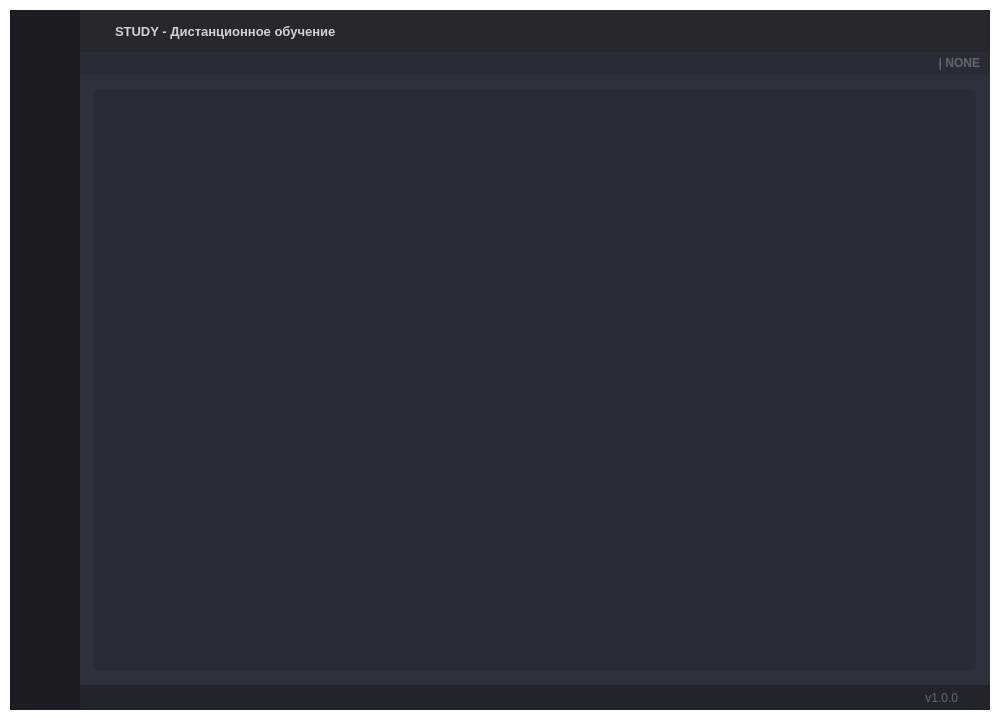
First picture: the form in ui_main.ui, repository artemasd/STUDY, before the edit.
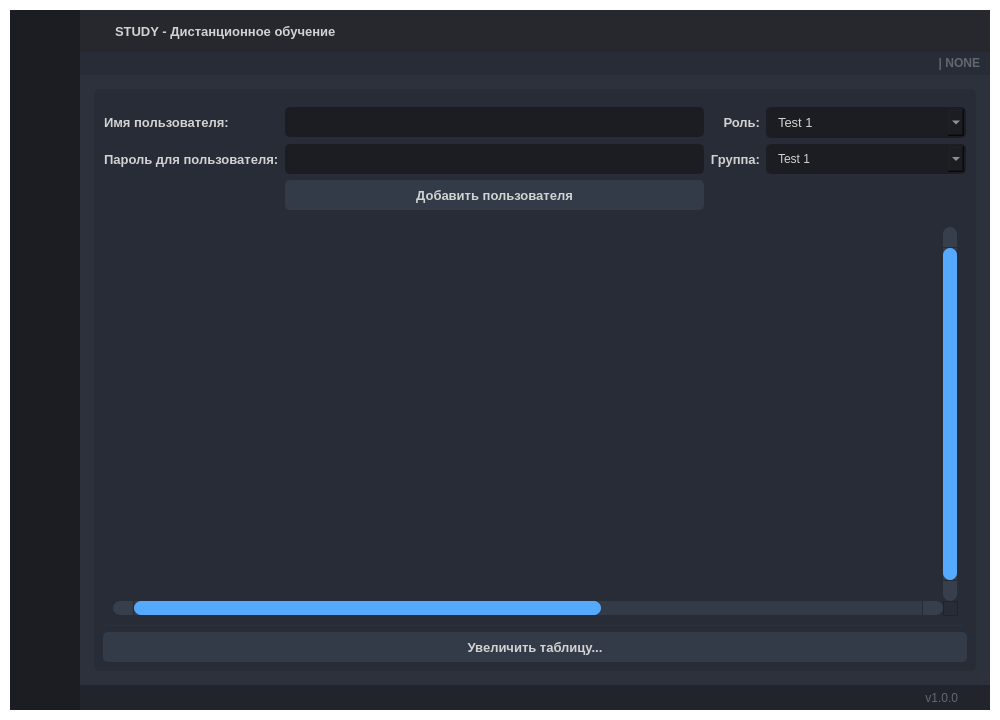
Second picture: the form after the edit. Icons and pictures are not drawn.

Diff of the .ui file:
```diff
--- a/ui_main.ui
+++ b/ui_main.ui
@@ -1611,23 +1611,746 @@
                       </property>
                       <layout class="QVBoxLayout" name="verticalLayout_13">
                        <item>
-                        <layout class="QGridLayout" name="gridLayout_5">
-                         <property name="leftMargin">
-                          <number>150</number>
+                        <widget class="QFrame" name="grid_5">
+                         <layout class="QGridLayout" name="gridLayout_5">
+                          <property name="leftMargin">
+                           <number>1</number>
+                          </property>
+                          <property name="rightMargin">
+                           <number>1</number>
+                          </property>
+                          <property name="bottomMargin">
+                           <number>1</number>
+                          </property>
+                          <property name="spacing">
+                           <number>6</number>
+                          </property>
+                          <item row="2" column="2">
+                           <widget class="QLineEdit" name="edit_users_name">
+                            <property name="minimumSize">
+                             <size>
+                              <width>0</width>
+                              <height>30</height>
+                             </size>
+                            </property>
+                            <property name="sizeIncrement">
+                             <size>
+                              <width>0</width>
+                              <height>0</height>
+                             </size>
+                            </property>
+                            <property name="baseSize">
+                             <size>
+                              <width>0</width>
+                              <height>0</height>
+                             </size>
+                            </property>
+                            <property name="font">
+                             <font>
+                              <family>Segoe UI</family>
+                              <pointsize>10</pointsize>
+                             </font>
+                            </property>
+                            <property name="styleSheet">
+                             <string notr="true">QLineEdit {
+	background-color: rgb(27, 29, 35);
+	border-radius: 5px;
+	border: 2px solid rgb(27, 29, 35);
+	padding-left: 10px;
+}
+QLineEdit:hover {
+	border: 2px solid rgb(64, 71, 88);
+}
+QLineEdit:focus {
+	border: 2px solid rgb(91, 101, 124);
+}</string>
+                            </property>
+                            <property name="readOnly">
+                             <bool>false</bool>
+                            </property>
+                            <property name="placeholderText">
+                             <string/>
+                            </property>
+                           </widget>
+                          </item>
+                          <item row="2" column="1">
+                           <widget class="QLabel" name="label_users_name">
+                            <property name="font">
+                             <font>
+                              <family>Segoe UI</family>
+                              <pointsize>10</pointsize>
+                              <weight>75</weight>
+                              <bold>true</bold>
+                             </font>
+                            </property>
+                            <property name="styleSheet">
+                             <string notr="true">background: transparent;
+</string>
+                            </property>
+                            <property name="text">
+                             <string>Имя пользователя:</string>
+                            </property>
+                            <property name="alignment">
+                             <set>Qt::AlignLeading|Qt::AlignLeft|Qt::AlignVCenter</set>
+                            </property>
+                           </widget>
+                          </item>
+                          <item row="5" column="3">
+                           <widget class="QLabel" name="label_users_group">
+                            <property name="font">
+                             <font>
+                              <family>Segoe UI</family>
+                              <pointsize>10</pointsize>
+                              <weight>75</weight>
+                              <bold>true</bold>
+                             </font>
+                            </property>
+                            <property name="styleSheet">
+                             <string notr="true"/>
+                            </property>
+                            <property name="text">
+                             <string>Группа:</string>
+                            </property>
+                            <property name="alignment">
+                             <set>Qt::AlignRight|Qt::AlignTrailing|Qt::AlignVCenter</set>
+                            </property>
+                           </widget>
+                          </item>
+                          <item row="2" column="3">
+                           <widget class="QLabel" name="label_users_role">
+                            <property name="font">
+                             <font>
+                              <family>Segoe UI</family>
+                              <pointsize>10</pointsize>
+                              <weight>75</weight>
+                              <bold>true</bold>
+                             </font>
+                            </property>
+                            <property name="styleSheet">
+                             <string notr="true"/>
+                            </property>
+                            <property name="text">
+                             <string>Роль:</string>
+                            </property>
+                            <property name="alignment">
+                             <set>Qt::AlignRight|Qt::AlignTrailing|Qt::AlignVCenter</set>
+                            </property>
+                           </widget>
+                          </item>
+                          <item row="5" column="1">
+                           <widget class="QLabel" name="label_users_pass">
+                            <property name="font">
+                             <font>
+                              <family>Segoe UI</family>
+                              <pointsize>10</pointsize>
+                              <weight>75</weight>
+                              <bold>true</bold>
+                             </font>
+                            </property>
+                            <property name="styleSheet">
+                             <string notr="true">background: transparent;
+</string>
+                            </property>
+                            <property name="text">
+                             <string>Пароль для пользователя:</string>
+                            </property>
+                            <property name="alignment">
+                             <set>Qt::AlignLeading|Qt::AlignLeft|Qt::AlignVCenter</set>
+                            </property>
+                           </widget>
+                          </item>
+                          <item row="5" column="4">
+                           <widget class="QComboBox" name="combo_users_group">
+                            <property name="font">
+                             <font>
+                              <family>Segoe UI</family>
+                              <pointsize>9</pointsize>
+                             </font>
+                            </property>
+                            <property name="autoFillBackground">
+                             <bool>false</bool>
+                            </property>
+                            <property name="styleSheet">
+                             <string notr="true">QComboBox{
+	background-color: rgb(27, 29, 35);
+	border-radius: 5px;
+	border: 2px solid rgb(27, 29, 35);
+	padding: 5px;
+	padding-left: 10px;
+}
+QComboBox:hover{
+	border: 2px solid rgb(64, 71, 88);
+}
+QComboBox QAbstractItemView {
+	color: rgb(85, 170, 255);	
+	background-color: rgb(27, 29, 35);
+	padding: 10px;
+	selection-background-color: rgb(39, 44, 54);
+}</string>
+                            </property>
+                            <property name="iconSize">
+                             <size>
+                              <width>16</width>
+                              <height>16</height>
+                             </size>
+                            </property>
+                            <property name="frame">
+                             <bool>true</bool>
+                            </property>
+                            <item>
+                             <property name="text">
+                              <string>Test 1</string>
+                             </property>
+                            </item>
+                            <item>
+                             <property name="text">
+                              <string>Test 2</string>
+                             </property>
+                            </item>
+                            <item>
+                             <property name="text">
+                              <string>Test 3</string>
+                             </property>
+                            </item>
+                           </widget>
+                          </item>
+                          <item row="2" column="4">
+                           <widget class="QComboBox" name="combo_users_role">
+                            <property name="minimumSize">
+                             <size>
+                              <width>200</width>
+                              <height>0</height>
+                             </size>
+                            </property>
+                            <property name="font">
+                             <font>
+                              <family>Segoe UI</family>
+                              <pointsize>10</pointsize>
+                             </font>
+                            </property>
+                            <property name="autoFillBackground">
+                             <bool>false</bool>
+                            </property>
+                            <property name="styleSheet">
+                             <string notr="true">QComboBox{
+	background-color: rgb(27, 29, 35);
+	border-radius: 5px;
+	border: 2px solid rgb(27, 29, 35);
+	padding: 5px;
+	padding-left: 10px;
+}
+QComboBox:hover{
+	border: 2px solid rgb(64, 71, 88);
+}
+QComboBox QAbstractItemView {
+	color: rgb(85, 170, 255);	
+	background-color: rgb(27, 29, 35);
+	padding: 10px;
+	selection-background-color: rgb(39, 44, 54);
+}</string>
+                            </property>
+                            <property name="iconSize">
+                             <size>
+                              <width>16</width>
+                              <height>16</height>
+                             </size>
+                            </property>
+                            <property name="frame">
+                             <bool>true</bool>
+                            </property>
+                            <item>
+                             <property name="text">
+                              <string>Test 1</string>
+                             </property>
+                            </item>
+                            <item>
+                             <property name="text">
+                              <string>Test 2</string>
+                             </property>
+                            </item>
+                            <item>
+                             <property name="text">
+                              <string>Test 3</string>
+                             </property>
+                            </item>
+                           </widget>
+                          </item>
+                          <item row="5" column="2">
+                           <widget class="QLineEdit" name="edit_users_pass">
+                            <property name="minimumSize">
+                             <size>
+                              <width>0</width>
+                              <height>30</height>
+                             </size>
+                            </property>
+                            <property name="styleSheet">
+                             <string notr="true">QLineEdit {
+	background-color: rgb(27, 29, 35);
+	border-radius: 5px;
+	border: 2px solid rgb(27, 29, 35);
+	padding-left: 10px;
+}
+QLineEdit:hover {
+	border: 2px solid rgb(64, 71, 88);
+}
+QLineEdit:focus {
+	border: 2px solid rgb(91, 101, 124);
+}</string>
+                            </property>
+                            <property name="echoMode">
+                             <enum>QLineEdit::Normal</enum>
+                            </property>
+                            <property name="placeholderText">
+                             <string/>
+                            </property>
+                           </widget>
+                          </item>
+                          <item row="6" column="2">
+                           <widget class="QPushButton" name="btn_users_addUser">
+                            <property name="minimumSize">
+                             <size>
+                              <width>150</width>
+                              <height>30</height>
+                             </size>
+                            </property>
+                            <property name="font">
+                             <font>
+                              <family>Segoe UI</family>
+                              <pointsize>10</pointsize>
+                              <weight>75</weight>
+                              <bold>true</bold>
+                             </font>
+                            </property>
+                            <property name="styleSheet">
+                             <string notr="true">QPushButton {
+	border: 2px solid rgb(52, 59, 72);
+	border-radius: 5px;	
+	background-color: rgb(52, 59, 72);
+}
+QPushButton:hover {
+	background-color: rgb(57, 65, 80);
+	border: 2px solid rgb(61, 70, 86);
+}
+QPushButton:pressed {	
+	background-color: rgb(35, 40, 49);
+	border: 2px solid rgb(43, 50, 61);
+}</string>
+                            </property>
+                            <property name="text">
+                             <string>Добавить пользователя</string>
+                            </property>
+                           </widget>
+                          </item>
+                         </layout>
+                        </widget>
+                       </item>
+                       <item>
+                        <widget class="QTableWidget" name="tableWidget">
+                         <property name="sizePolicy">
+                          <sizepolicy hsizetype="Expanding" vsizetype="Expanding">
+                           <horstretch>0</horstretch>
+                           <verstretch>0</verstretch>
+                          </sizepolicy>
                          </property>
-                         <property name="rightMargin">
-                          <number>150</number>
+                         <property name="palette">
+                          <palette>
+                           <active>
+                            <colorrole role="WindowText">
+                             <brush brushstyle="SolidPattern">
+                              <color alpha="255">
+                               <red>210</red>
+                               <green>210</green>
+                               <blue>210</blue>
+                              </color>
+                             </brush>
+                            </colorrole>
+                            <colorrole role="Button">
+                             <brush brushstyle="SolidPattern">
+                              <color alpha="255">
+                               <red>39</red>
+                               <green>44</green>
+                               <blue>54</blue>
+                              </color>
+                             </brush>
+                            </colorrole>
+                            <colorrole role="Text">
+                             <brush brushstyle="SolidPattern">
+                              <color alpha="255">
+                               <red>210</red>
+                               <green>210</green>
+                               <blue>210</blue>
+                              </color>
+                             </brush>
+                            </colorrole>
+                            <colorrole role="ButtonText">
+                             <brush brushstyle="SolidPattern">
+                              <color alpha="255">
+                               <red>210</red>
+                               <green>210</green>
+                               <blue>210</blue>
+                              </color>
+                             </brush>
+                            </colorrole>
+                            <colorrole role="Base">
+                             <brush brushstyle="SolidPattern">
+                              <color alpha="255">
+                               <red>39</red>
+                               <green>44</green>
+                               <blue>54</blue>
+                              </color>
+                             </brush>
+                            </colorrole>
+                            <colorrole role="Window">
+                             <brush brushstyle="SolidPattern">
+                              <color alpha="255">
+                               <red>39</red>
+                               <green>44</green>
+                               <blue>54</blue>
+                              </color>
+                             </brush>
+                            </colorrole>
+                            <colorrole role="PlaceholderText">
+                             <brush brushstyle="NoBrush">
+                              <color alpha="128">
+                               <red>210</red>
+                               <green>210</green>
+                               <blue>210</blue>
+                              </color>
+                             </brush>
+                            </colorrole>
+                           </active>
+                           <inactive>
+                            <colorrole role="WindowText">
+                             <brush brushstyle="SolidPattern">
+                              <color alpha="255">
+                               <red>210</red>
+                               <green>210</green>
+                               <blue>210</blue>
+                              </color>
+                             </brush>
+                            </colorrole>
+                            <colorrole role="Button">
+                             <brush brushstyle="SolidPattern">
+                              <color alpha="255">
+                               <red>39</red>
+                               <green>44</green>
+                               <blue>54</blue>
+                              </color>
+                             </brush>
+                            </colorrole>
+                            <colorrole role="Text">
+                             <brush brushstyle="SolidPattern">
+                              <color alpha="255">
+                               <red>210</red>
+                               <green>210</green>
+                               <blue>210</blue>
+                              </color>
+                             </brush>
+                            </colorrole>
+                            <colorrole role="ButtonText">
+                             <brush brushstyle="SolidPattern">
+                              <color alpha="255">
+                               <red>210</red>
+                               <green>210</green>
+                               <blue>210</blue>
+                              </color>
+                             </brush>
+                            </colorrole>
+                            <colorrole role="Base">
+                             <brush brushstyle="SolidPattern">
+                              <color alpha="255">
+                               <red>39</red>
+                               <green>44</green>
+                               <blue>54</blue>
+                              </color>
+                             </brush>
+                            </colorrole>
+                            <colorrole role="Window">
+                             <brush brushstyle="SolidPattern">
+                              <color alpha="255">
+                               <red>39</red>
+                               <green>44</green>
+                               <blue>54</blue>
+                              </color>
+                             </brush>
+                            </colorrole>
+                            <colorrole role="PlaceholderText">
+                             <brush brushstyle="NoBrush">
+                              <color alpha="128">
+                               <red>210</red>
+                               <green>210</green>
+                               <blue>210</blue>
+                              </color>
+                             </brush>
+                            </colorrole>
+                           </inactive>
+                           <disabled>
+                            <colorrole role="WindowText">
+                             <brush brushstyle="SolidPattern">
+                              <color alpha="255">
+                               <red>210</red>
+                               <green>210</green>
+                               <blue>210</blue>
+                              </color>
+                             </brush>
+                            </colorrole>
+                            <colorrole role="Button">
+                             <brush brushstyle="SolidPattern">
+                              <color alpha="255">
+                               <red>39</red>
+                               <green>44</green>
+                               <blue>54</blue>
+                              </color>
+                             </brush>
+                            </colorrole>
+                            <colorrole role="Text">
+                             <brush brushstyle="SolidPattern">
+                              <color alpha="255">
+                               <red>210</red>
+                               <green>210</green>
+                               <blue>210</blue>
+                              </color>
+                             </brush>
+                            </colorrole>
+                            <colorrole role="ButtonText">
+                             <brush brushstyle="SolidPattern">
+                              <color alpha="255">
+                               <red>210</red>
+                               <green>210</green>
+                               <blue>210</blue>
+                              </color>
+                             </brush>
+                            </colorrole>
+                            <colorrole role="Base">
+                             <brush brushstyle="SolidPattern">
+                              <color alpha="255">
+                               <red>39</red>
+                               <green>44</green>
+                               <blue>54</blue>
+                              </color>
+                             </brush>
+                            </colorrole>
+                            <colorrole role="Window">
+                             <brush brushstyle="SolidPattern">
+                              <color alpha="255">
+                               <red>39</red>
+                               <green>44</green>
+                               <blue>54</blue>
+                              </color>
+                             </brush>
+                            </colorrole>
+                            <colorrole role="PlaceholderText">
+                             <brush brushstyle="NoBrush">
+                              <color alpha="128">
+                               <red>210</red>
+                               <green>210</green>
+                               <blue>210</blue>
+                              </color>
+                             </brush>
+                            </colorrole>
+                           </disabled>
+                          </palette>
                          </property>
-                         <property name="bottomMargin">
-                          <number>250</number>
+                         <property name="focusPolicy">
+                          <enum>Qt::NoFocus</enum>
                          </property>
-                         <property name="horizontalSpacing">
-                          <number>6</number>
+                         <property name="styleSheet">
+                          <string notr="true">QTableWidget {	
+	background-color: rgb(39, 44, 54);
+	padding: 10px;
+	border-radius: 5px;
+	gridline-color: rgb(44, 49, 60);
+	border-bottom: 1px solid rgb(44, 49, 60);
+}
+QTableWidget::item{
+	border-color: rgb(44, 49, 60);
+	padding-left: 5px;
+	padding-right: 5px;
+	gridline-color: rgb(44, 49, 60);
+}
+QTableWidget::item:selected{
+	background-color: rgb(85, 170, 255);
+}
+QScrollBar:horizontal {
+    border: none;
+    background: rgb(52, 59, 72);
+    height: 14px;
+    margin: 0px 21px 0 21px;
+	border-radius: 0px;
+}
+ QScrollBar:vertical {
+	border: none;
+    background: rgb(52, 59, 72);
+    width: 14px;
+    margin: 21px 0 21px 0;
+	border-radius: 0px;
+ }
+QHeaderView::section{
+	Background-color: rgb(39, 44, 54);
+	max-width: 30px;
+	border: 1px solid rgb(44, 49, 60);
+	border-style: none;
+    border-bottom: 1px solid rgb(44, 49, 60);
+    border-right: 1px solid rgb(44, 49, 60);
+}
+QTableWidget::horizontalHeader {	
+	background-color: rgb(81, 255, 0);
+}
+QHeaderView::section:horizontal
+{
+    border: 1px solid rgb(32, 34, 42);
+	background-color: rgb(27, 29, 35);
+	padding: 3px;
+	border-top-left-radius: 7px;
+    border-top-right-radius: 7px;
+}
+QHeaderView::section:vertical
+{
+    border: 1px solid rgb(44, 49, 60);
+}
+</string>
                          </property>
-                         <property name="verticalSpacing">
-                          <number>20</number>
+                         <property name="frameShape">
+                          <enum>QFrame::NoFrame</enum>
                          </property>
-                        </layout>
+                         <property name="verticalScrollBarPolicy">
+                          <enum>Qt::ScrollBarAlwaysOn</enum>
+                         </property>
+                         <property name="sizeAdjustPolicy">
+                          <enum>QAbstractScrollArea::AdjustToContents</enum>
+                         </property>
+                         <property name="editTriggers">
+                          <set>QAbstractItemView::NoEditTriggers</set>
+                         </property>
+                         <property name="alternatingRowColors">
+                          <bool>false</bool>
+                         </property>
+                         <property name="selectionMode">
+                          <enum>QAbstractItemView::NoSelection</enum>
+                         </property>
+                         <property name="selectionBehavior">
+                          <enum>QAbstractItemView::SelectItems</enum>
+                         </property>
+                         <property name="verticalScrollMode">
+                          <enum>QAbstractItemView::ScrollPerPixel</enum>
+                         </property>
+                         <property name="horizontalScrollMode">
+                          <enum>QAbstractItemView::ScrollPerPixel</enum>
+                         </property>
+                         <property name="showGrid">
+                          <bool>true</bool>
+                         </property>
+                         <property name="gridStyle">
+                          <enum>Qt::SolidLine</enum>
+                         </property>
+                         <property name="sortingEnabled">
+                          <bool>true</bool>
+                         </property>
+                         <property name="rowCount">
+                          <number>0</number>
+                         </property>
+                         <property name="columnCount">
+                          <number>7</number>
+                         </property>
+                         <attribute name="horizontalHeaderVisible">
+                          <bool>false</bool>
+                         </attribute>
+                         <attribute name="horizontalHeaderCascadingSectionResizes">
+                          <bool>false</bool>
+                         </attribute>
+                         <attribute name="horizontalHeaderDefaultSectionSize">
+                          <number>200</number>
+                         </attribute>
+                         <attribute name="horizontalHeaderHighlightSections">
+                          <bool>false</bool>
+                         </attribute>
+                         <attribute name="horizontalHeaderStretchLastSection">
+                          <bool>false</bool>
+                         </attribute>
+                         <attribute name="verticalHeaderVisible">
+                          <bool>false</bool>
+                         </attribute>
+                         <attribute name="verticalHeaderCascadingSectionResizes">
+                          <bool>false</bool>
+                         </attribute>
+                         <attribute name="verticalHeaderHighlightSections">
+                          <bool>false</bool>
+                         </attribute>
+                         <attribute name="verticalHeaderStretchLastSection">
+                          <bool>false</bool>
+                         </attribute>
+                         <column>
+                          <property name="text">
+                           <string>Id</string>
+                          </property>
+                         </column>
+                         <column>
+                          <property name="text">
+                           <string>Имя</string>
+                          </property>
+                         </column>
+                         <column>
+                          <property name="text">
+                           <string>Фамилия</string>
+                          </property>
+                         </column>
+                         <column>
+                          <property name="text">
+                           <string>Пароль</string>
+                          </property>
+                         </column>
+                         <column>
+                          <property name="text">
+                           <string>Роль</string>
+                          </property>
+                         </column>
+                         <column>
+                          <property name="text">
+                           <string>Группа</string>
+                          </property>
+                         </column>
+                         <column>
+                          <property name="text">
+                           <string>Дисциплина</string>
+                          </property>
+                         </column>
+                        </widget>
+                       </item>
+                       <item>
+                        <widget class="QPushButton" name="btn_users_showTable">
+                         <property name="minimumSize">
+                          <size>
+                           <width>150</width>
+                           <height>30</height>
+                          </size>
+                         </property>
+                         <property name="font">
+                          <font>
+                           <family>Segoe UI</family>
+                           <pointsize>10</pointsize>
+                           <weight>75</weight>
+                           <bold>true</bold>
+                          </font>
+                         </property>
+                         <property name="styleSheet">
+                          <string notr="true">QPushButton {
+	border: 2px solid rgb(52, 59, 72);
+	border-radius: 5px;	
+	background-color: rgb(52, 59, 72);
+}
+QPushButton:hover {
+	background-color: rgb(57, 65, 80);
+	border: 2px solid rgb(61, 70, 86);
+}
+QPushButton:pressed {	
+	background-color: rgb(35, 40, 49);
+	border: 2px solid rgb(43, 50, 61);
+}</string>
+                         </property>
+                         <property name="text">
+                          <string>Увеличить таблицу...</string>
+                         </property>
+                        </widget>
                        </item>
                       </layout>
                      </widget>
```
Left out of the diff: 9 changed lines with no effect on the pictures.
